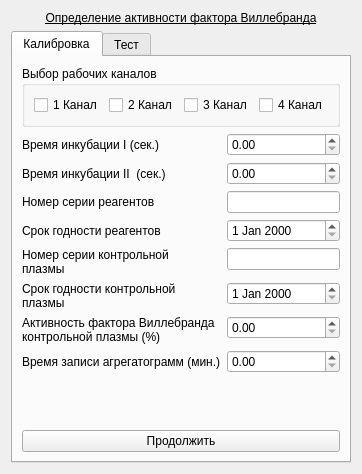
krang4d/Agrekola, file choisedialog/agr2.ui: the form before one commit.
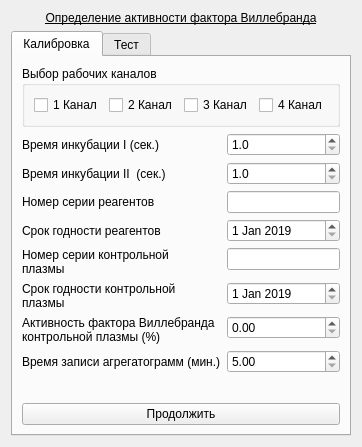
The form after the commit. The open tabs and pages were chosen to show the change.

The edit to the form file:
```diff
--- a/choisedialog/agr2.ui
+++ b/choisedialog/agr2.ui
@@ -6,8 +6,8 @@
    <rect>
     <x>0</x>
     <y>0</y>
-    <width>353</width>
-    <height>474</height>
+    <width>350</width>
+    <height>447</height>
    </rect>
   </property>
   <property name="windowTitle">
@@ -105,7 +105,15 @@
           </widget>
          </item>
          <item row="3" column="1">
-          <widget class="QDateEdit" name="dateEdit_calibReagent"/>
+          <widget class="QDateEdit" name="dateEdit_calibReagent">
+           <property name="date">
+            <date>
+             <year>2019</year>
+             <month>1</month>
+             <day>1</day>
+            </date>
+           </property>
+          </widget>
          </item>
          <item row="4" column="0">
           <widget class="QLabel" name="label_calib_5">
@@ -127,7 +135,15 @@
           </widget>
          </item>
          <item row="5" column="1">
-          <widget class="QDateEdit" name="dateEdit_calibKPlazma"/>
+          <widget class="QDateEdit" name="dateEdit_calibKPlazma">
+           <property name="date">
+            <date>
+             <year>2019</year>
+             <month>1</month>
+             <day>1</day>
+            </date>
+           </property>
+          </widget>
          </item>
          <item row="6" column="0">
           <widget class="QLabel" name="label_calib_7">
@@ -145,13 +161,34 @@
           </widget>
          </item>
          <item row="0" column="1">
-          <widget class="QDoubleSpinBox" name="doubleSpinBox_calibIncubeTime_1"/>
+          <widget class="QDoubleSpinBox" name="doubleSpinBox_calibIncubeTime_1">
+           <property name="decimals">
+            <number>1</number>
+           </property>
+           <property name="minimum">
+            <double>1.000000000000000</double>
+           </property>
+          </widget>
          </item>
          <item row="1" column="1">
-          <widget class="QDoubleSpinBox" name="doubleSpinBox_calibIncubeTime_2"/>
+          <widget class="QDoubleSpinBox" name="doubleSpinBox_calibIncubeTime_2">
+           <property name="decimals">
+            <number>1</number>
+           </property>
+           <property name="minimum">
+            <double>1.000000000000000</double>
+           </property>
+          </widget>
          </item>
          <item row="7" column="1">
-          <widget class="QDoubleSpinBox" name="doubleSpinBox_calibWriteTime"/>
+          <widget class="QDoubleSpinBox" name="doubleSpinBox_calibWriteTime">
+           <property name="minimum">
+            <double>5.000000000000000</double>
+           </property>
+           <property name="maximum">
+            <double>180.000000000000000</double>
+           </property>
+          </widget>
          </item>
          <item row="6" column="1">
           <widget class="QDoubleSpinBox" name="doubleSpinBox_calibVillebrand"/>
```
Left out of the diff: 2 changed lines with no effect on the pictures.
